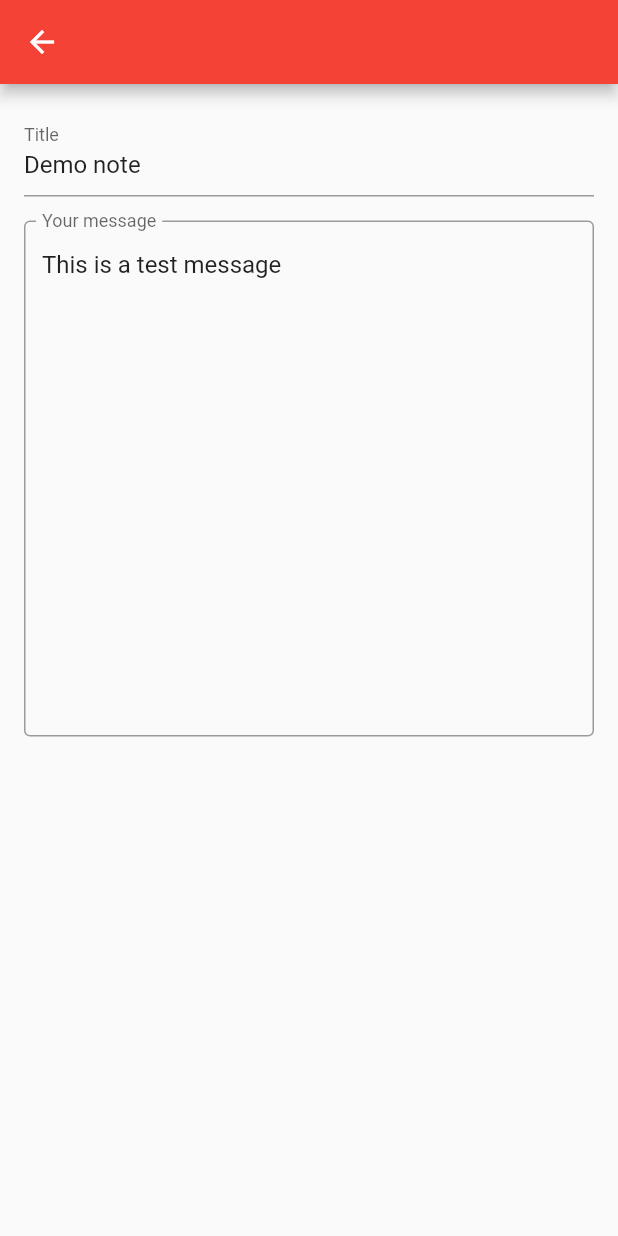
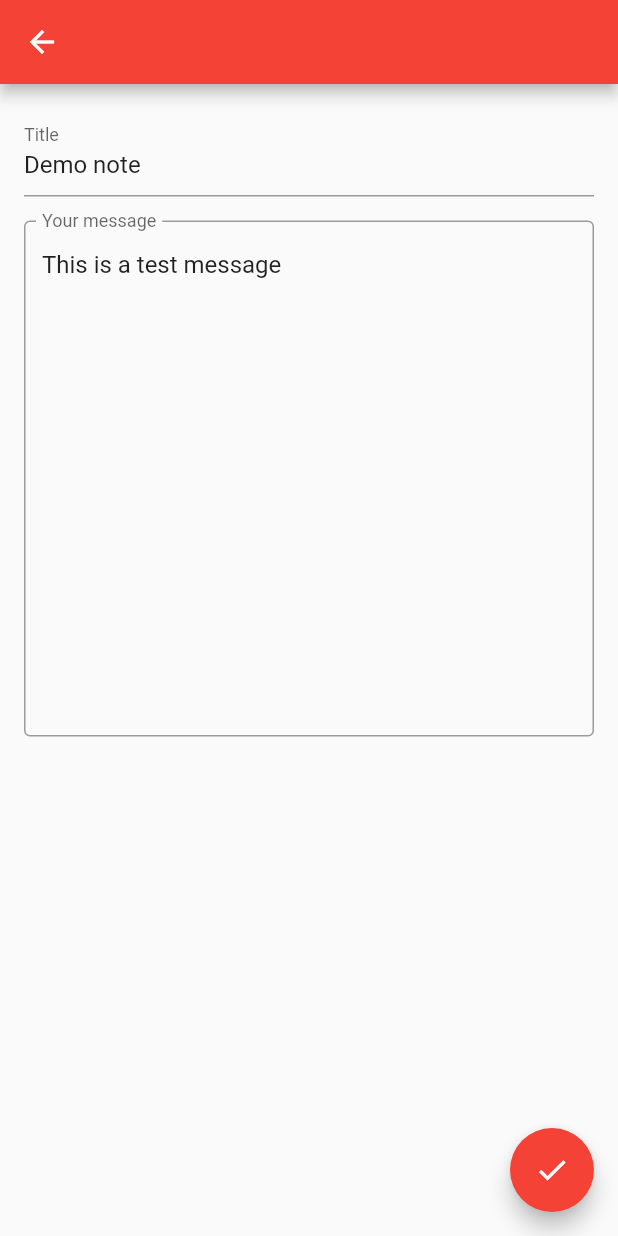
Before and after one commit to borohhov/mainor2023notes, a Flutter app: the NoteScreen screen opened directly, on a phone screen of 412 x 824 dp. Run offline on Flutter 3.47's test engine with Material 2 defaults, Android fonts, the phone set to English and light mode, and no system bars.

Commit message:
design update

```diff
--- a/lib/main.dart
+++ b/lib/main.dart
@@ -12,10 +12,13 @@ class MyApp extends StatelessWidget {
   Widget build(BuildContext context) {
     return MaterialApp(
       title: 'Flutter Demo',
+      routes: {
+        '/': (context) => HomeScreen(),
+        '/note-screen': (context) => NoteScreen(),
+      },
       theme: ThemeData(
         primarySwatch: Colors.red,
       ),
-      home: const HomeScreen(),
     );
   }
 }
--- a/lib/screens/note-screen.dart
+++ b/lib/screens/note-screen.dart
@@ -2,7 +2,8 @@ import 'package:demo_project/models/note-model.dart';
 import 'package:flutter/material.dart';
 
 class NoteScreen extends StatefulWidget {
-  const NoteScreen({Key? key}) : super(key: key);
+  const NoteScreen({Key? key, this.noteModel}) : super(key: key);
+  final NoteModel? noteModel;
 
   @override
   State<NoteScreen> createState() => _NoteScreenState();
@@ -12,12 +13,17 @@ class _NoteScreenState extends State<NoteScreen> {
   NoteModel note = NoteModel();
   TextEditingController titleController = TextEditingController();
   TextEditingController messageController = TextEditingController();
+
   @override
   void initState() {
-    note.message = "This is a test message";
-    note.title = "Demo note";
-    note.emoji = "👍";
-    note.date = DateTime.now();
+    if (widget.noteModel == null) {
+      note.message = "This is a test message";
+      note.title = "Demo note";
+      note.emoji = "👍";
+      note.date = DateTime.now();
+    } else {
+      note = widget.noteModel!;
+    }
 
     titleController.text = note.title;
     messageController.text = note.message;
@@ -27,6 +33,10 @@ class _NoteScreenState extends State<NoteScreen> {
   Widget build(BuildContext context) {
     return Scaffold(
       appBar: AppBar(),
+      floatingActionButton: FloatingActionButton(
+        onPressed: () => Navigator.of(context).pushNamed('/', arguments: note),
+        child: Icon(Icons.check),
+      ),
       body: Padding(
         padding: const EdgeInsets.all(16.0),
         child: SingleChildScrollView(
@@ -35,12 +45,14 @@ class _NoteScreenState extends State<NoteScreen> {
               children: [
                 TextField(
                   controller: titleController,
+                  onSubmitted: (text) => titleController.text = text,
                   decoration: InputDecoration(labelText: "Title"),
                 ),
                 Padding(
                   padding: const EdgeInsets.symmetric(vertical: 16),
                   child: TextField(
                     controller: messageController,
+                    onSubmitted: (text) => messageController.text = text,
                     maxLines: 16,
                     decoration: InputDecoration(
                         border: OutlineInputBorder(),
```
Also changed, not shown: lib/screens/home-screen.dart (+12 -8 lines), lib/widgets/notes-list-widget.dart (added, +19 -0 lines).
